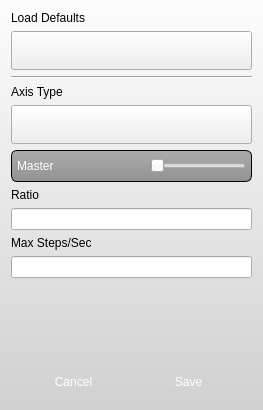
Before: the Qt Designer form Graffik/gui/core/Options/axisoptionsdialog.ui in DynamicPerception/Graffik_Legacy, drawn with Qt 5.
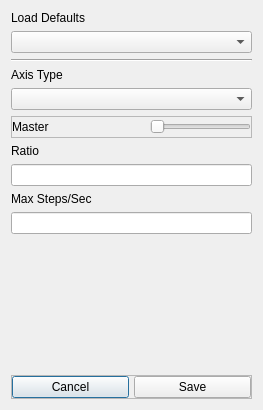
After: the same form once the commit is applied. Icons and pictures are not drawn. Custom widgets are drawn as their Qt base class.

```diff
--- a/Graffik/gui/core/Options/axisoptionsdialog.ui
+++ b/Graffik/gui/core/Options/axisoptionsdialog.ui
@@ -14,86 +14,7 @@
    <string>Axis Options</string>
   </property>
   <property name="styleSheet">
-   <string notr="true">QComboBox:drop-down {
-border-image: url(:/core/drop-down-sm-blue.png);
-border: 0px transparent;
-}
-
-QComboBox {
-min-height: 33px;
-min-width: 100px;
-}
-
-#AxisOptionsDialog {
-background-color:qlineargradient(spread:pad, x1:0, y1:0, x2:0, y2:1, stop:0 rgba(253, 253, 253, 255), stop:1 rgba(208, 208, 208, 255));
-}
-
-
-SlideToggle {
-min-width: 66px;
-max-width: 66px;
-min-height: 34px;
-max-height: 34px;
-}
-
-SlideToggle::groove:horizontal {
- border-image: url(:/core/toggle-bg.png); 
-border: 0px transparent;
- border-left: -9px transparent;
- border-right: -8px transparent;
- border-bottom: -5px transparent;
- border-top: 0px transparent;
-/* border: 0px transparent;*/
- padding: 0px;
- margin: 0px;
-}
-
-SlideToggle::handle:horizontal {
-margin:0px;
-padding:0px;
-image: url(:/core/slider-handle-blue.png);
-}
-
-SlideToggle {
-margin:4px;
-}
-
-#masterFrame {
-/*background-color: qlineargradient(spread:pad, x1:0, y1:0, x2:0, y2:1, stop:0 rgba(172, 172, 172, 255), stop:1 rgba(146, 146, 146, 255));*/
- background-color: qlineargradient(spread:pad, x1:0, y1:0, x2:0, y2:1, stop:0 rgba(172, 172, 172, 255), stop:1 rgba(146, 146, 146, 255));
-border: 1px solid rgb(0,0,0);
-border-radius: 6px;
-max-height: 40px;
-padding: 5px;
-}
-
-#masterFrame QLabel {
-color: rgb(255,255,255);
-font: 12pt &quot;Lucida Sans&quot;;
-}
-
-#buttonFrame {
-border: 0px;
-}
-
-#buttonFrame QPushButton {
-padding:10px;
-color: rgb(255,255,255);
-font: 12px &quot;Lucida Sans&quot;;
-max-width:75px;
-max-height: 24px;
-}
-
-#cancelButton {
-border-image: url(:/core/small-gray-but-normal.png);
-border: 0px transparent;
-}
-
-#saveButton {
-border-image: url(:/core/small-blue-but-normal.png);
-border: 0px transparent;
-}
-</string>
+   <string notr="true"/>
   </property>
   <layout class="QVBoxLayout" name="verticalLayout">
    <item>
```
